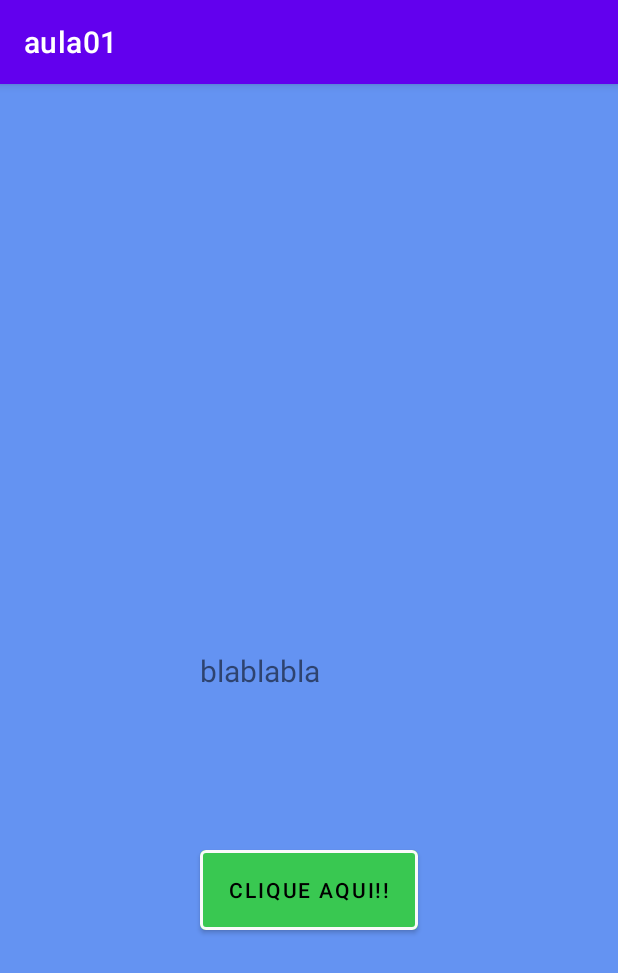
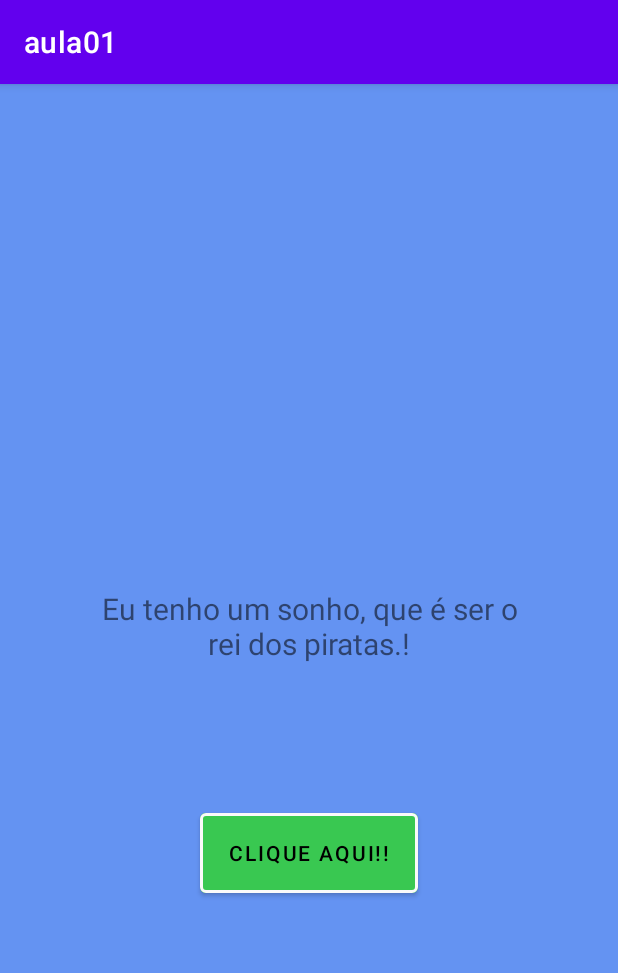
Before and after one commit to Gagliassi/Aula, an Android app: the screen it shows after launch (MainActivity), after a tap on "CLIQUE AQUI!!", on a phone screen of 412 x 824 dp. Shown: the top 973 px of the screen. Run offline under Robolectric (Android 15) with nearby library versions, the phone set to English and light mode, and no system bars.

Commit message:
Termino de projeto dia 17/08/2022.

```diff
--- a/app/src/main/java/br/com/up/aula01/MainActivity.java
+++ b/app/src/main/java/br/com/up/aula01/MainActivity.java
@@ -7,10 +7,14 @@ import android.view.View;
 import android.widget.Button;
 import android.widget.TextView;
 
+import java.util.ArrayList;
+import java.util.Random;
+
 public class MainActivity extends AppCompatActivity {
 
     private TextView textViewTitle;
     private Button buttonAction;
+    private ArrayList<String> phrases = new ArrayList<>();
 
 
     @Override
@@ -20,12 +24,22 @@ public class MainActivity extends AppCompatActivity {
 
         textViewTitle = findViewById(R.id.text_title);
         buttonAction = findViewById(R.id.button_action);
+        phrases.add("Eu sou o homem que vai se tornar o rei dos piratas!");
+        phrases.add("Eu tenho um sonho, que é ser o rei dos piratas.!");
+        phrases.add("Saanji, quero comida.");
+        phrases.add("Você dormiu 3 dias, 3 dias?\n" +
+                "Quer dizer que perdi 15 refeições");
+        phrases.add("É patético desistir de algo, sem nem mesmo ter tentado.");
+
 
         View.OnClickListener Listener = new View.OnClickListener() {
             @Override
             public void onClick(View v) {
-                textViewTitle.setText("blablabla");
 
+                Random random = new Random();
+                int position = random.nextInt(phrases.size());
+                String phrase = phrases.get(position);
+                textViewTitle.setText(phrase);
             }
         };
 
--- a/app/src/main/res/layout/activity_main.xml
+++ b/app/src/main/res/layout/activity_main.xml
@@ -7,20 +7,21 @@
     android:background="#0D84E3"
     android:backgroundTint="#570F0F"
     android:backgroundTintMode="add"
+    android:textAlignment="center"
     tools:context=".MainActivity">
 
     <TextView
         android:id="@+id/text_title"
-        android:layout_width="129dp"
-        android:layout_height="55dp"
+        android:layout_width="296dp"
+        android:layout_height="72dp"
         android:text="    Olá Mundo"
+        android:textAlignment="center"
         android:textSize="20sp"
         app:layout_constraintBottom_toBottomOf="parent"
         app:layout_constraintEnd_toEndOf="parent"
-        app:layout_constraintHorizontal_bias="0.471"
         app:layout_constraintStart_toStartOf="parent"
         app:layout_constraintTop_toTopOf="parent"
-        app:layout_constraintVertical_bias="0.529" />
+        app:layout_constraintVertical_bias="0.483" />
 
     <Button
         android:id="@+id/button_action"
```
